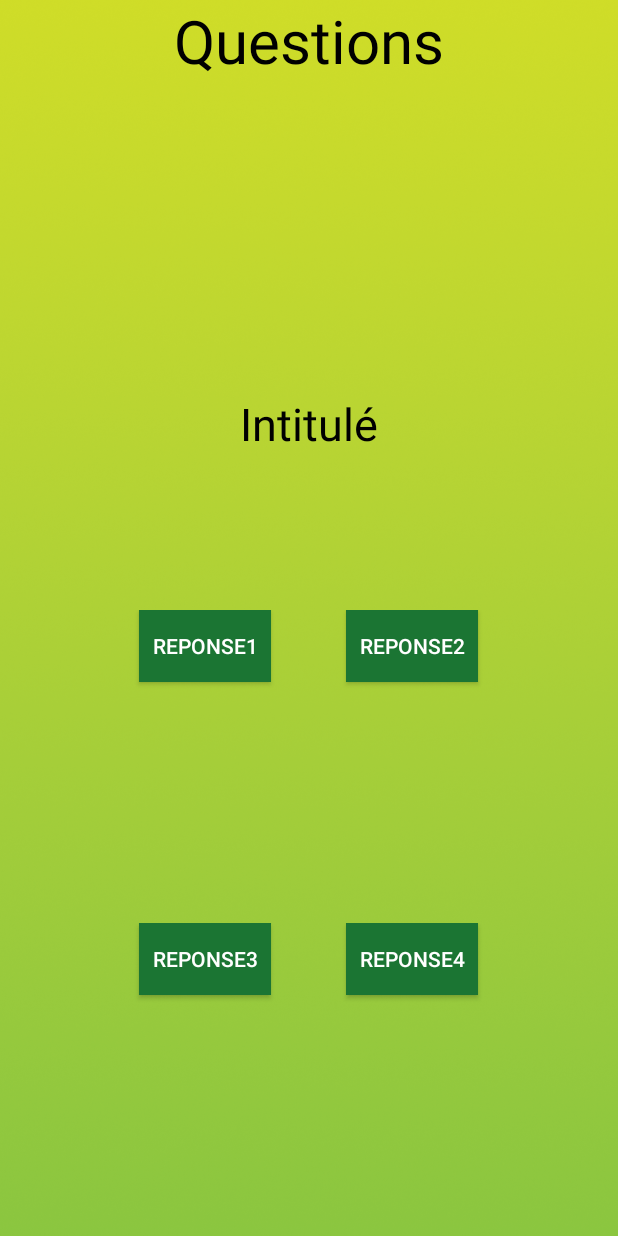
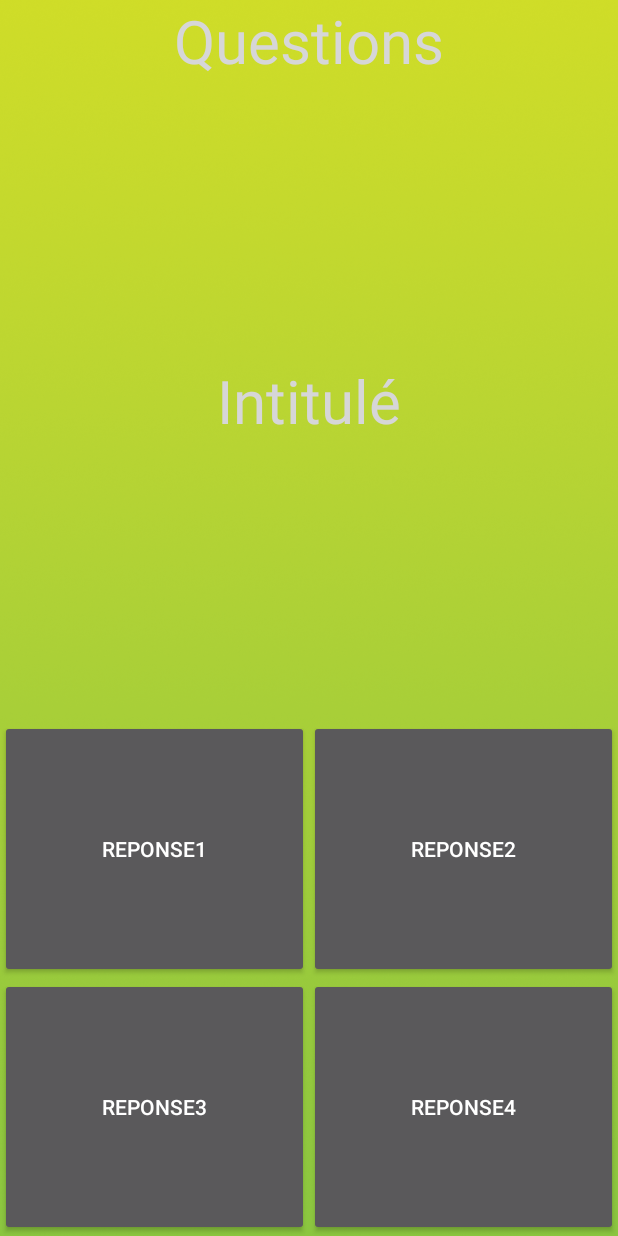
Before and after one commit to FlorianPgn/AltarConquest, an Android app: the EcranQuestions screen opened directly, with no data from a screen before it, on a phone screen of 412 x 824 dp. Run offline under Robolectric (Android 15) with nearby library versions, the phone set to English and light mode, and no system bars.

Commit message:
Ecran Questions

```diff
--- a/app/src/main/java/com/example/florian/altarconquest/View/EcranQuestions.java
+++ b/app/src/main/java/com/example/florian/altarconquest/View/EcranQuestions.java
@@ -27,18 +27,16 @@ public class EcranQuestions extends AppCompatActivity {
         super.onCreate(savedInstanceState);
         setContentView(R.layout.activity_ecran_questions);
 
-        intitule = (TextView) findViewById(R.id.intituleQuestion);
+        intitule = (TextView) findViewById(R.id.tv_question);
 
-        reponse1 = (Button) findViewById(R.id.reponseA);
-        reponse2 = (Button) findViewById(R.id.reponseB);
-        reponse3 = (Button) findViewById(R.id.reponseC);
-        reponse4 = (Button) findViewById(R.id.reponseD);
+        reponse1 = (Button) findViewById(R.id.boutonA);
+        reponse2 = (Button) findViewById(R.id.boutonB);
+        reponse3 = (Button) findViewById(R.id.boutonC);
+        reponse4 = (Button) findViewById(R.id.boutonD);
 
         Intent intent = getIntent();
         idQuestion = intent.getIntExtra("Questions", 0);
         nbReponses = intent.getIntExtra("NbReponses", 0);
-        Log.i("zr", "onCreate: " + nbReponses);
-        Log.i("zr", "onCreate: " + idQuestion);
 
         question = new Question(idQuestion);
 
--- a/app/src/main/res/layout/activity_ecran_questions.xml
+++ b/app/src/main/res/layout/activity_ecran_questions.xml
@@ -6,114 +6,92 @@
     android:layout_height="match_parent"
     android:background="@drawable/fond"
     android:orientation="vertical"
-    tools:context="com.example.florian.altarconquest.View.EcranQuestions">
-
-    <RelativeLayout
-        android:layout_width="match_parent"
-        android:layout_height="wrap_content"
-        android:layout_weight="20"
-        android:orientation="horizontal">
+    tools:context="com.example.florian.altarconquest.View.EcranQuestions"
+    android:weightSum="1">
 
 
     <TextView
-            android:layout_width="wrap_content"
+        android:text="Questions"
+        android:layout_width="match_parent"
         android:layout_height="wrap_content"
-            android:layout_centerHorizontal="true"
-            android:text="Questions"
-            android:textColor="#000000"
-            android:textSize="40dp" />
-    </RelativeLayout>
+        android:id="@+id/tv_titre"
+        android:textColor="@color/cast_expanded_controller_background_color"
+        android:textSize="40sp"
+        android:textAlignment="center" />
 
+    <LinearLayout
+        android:orientation="horizontal"
+        android:layout_width="match_parent"
+        android:layout_height="wrap_content"
+        android:layout_weight="0.3">
+    </LinearLayout>
 
     <TextView
-        android:id="@+id/intituleQuestion"
-        android:layout_width="wrap_content"
+        android:text="question"
+        android:layout_width="match_parent"
         android:layout_height="wrap_content"
-        android:layout_gravity="center"
-        android:gravity="center"
-        android:text="Intitulé de la question"
-        android:textColor="#000000"
-        android:textSize="30dp" />
-
-    <TextView
-        android:layout_width="wrap_content"
-        android:layout_height="0dp"
-        android:layout_weight="10" />
+        android:id="@+id/tv_question"
+        android:textColor="@color/cast_expanded_controller_background_color"
+        android:textSize="40sp"
+        android:textAlignment="center" />
 
     <LinearLayout
+        android:orientation="horizontal"
         android:layout_width="match_parent"
-        android:layout_height="0dp"
-        android:layout_weight="20"
-        android:orientation="horizontal">
-
-        <TextView
-            android:layout_width="wrap_content"
-            android:layout_height="0dp"
-            android:layout_weight="60" />
-
-        <Button
-            android:id="@+id/reponseA"
-            android:layout_width="wrap_content"
         android:layout_height="wrap_content"
-            android:gravity="center"
-            android:background="#1B7533"
-            android:textColor="#FFFFFF" />
-
-        <Button
-
-            android:id="@+id/reponseB"
-            android:layout_width="wrap_content"
-            android:layout_height="wrap_content"
-            android:layout_marginLeft="50dp"
-            android:gravity="center"
-            android:background="#1B7533"
-            android:textColor="#FFFFFF" />
-
-        <TextView
-            android:layout_width="wrap_content"
-            android:layout_height="0dp"
-            android:layout_weight="60" />
-
-
+        android:layout_weight="0.3">
     </LinearLayout>
 
     <LinearLayout
+        android:orientation="vertical"
         android:layout_width="match_parent"
-        android:layout_height="0dp"
-        android:layout_gravity="bottom"
-        android:layout_weight="20"
-        android:orientation="horizontal">
+        android:layout_height="wrap_content"
+        android:id="@+id/quatre_boutons"
+        android:layout_weight="0.4">
 
-        <TextView
-            android:layout_width="wrap_content"
-            android:layout_height="0dp"
-            android:layout_weight="60" />
+        <LinearLayout
+            android:orientation="horizontal"
+            android:layout_width="match_parent"
+            android:layout_height="wrap_content"
+            android:layout_weight="0.2"
+            android:id="@+id/boutons_haut">
 
             <Button
-
-            android:id="@+id/reponseC"
+                android:text="Button"
                 android:layout_width="wrap_content"
-            android:layout_height="wrap_content"
-            android:gravity="center"
-            android:background="#1B7533"
-            android:textColor="#FFFFFF" />
+                android:layout_height="match_parent"
+                android:id="@+id/boutonA"
+                android:layout_weight="0.20" />
 
             <Button
+                android:text="Button"
+                android:layout_width="wrap_content"
+                android:layout_height="match_parent"
+                android:id="@+id/boutonB"
+                android:layout_weight="0.20" />
+        </LinearLayout>
 
-            android:id="@+id/reponseD"
+        <LinearLayout
+            android:orientation="horizontal"
+            android:layout_width="match_parent"
+            android:layout_height="wrap_content"
+            android:layout_weight="0.2"
+            android:id="@+id/boutons_bas">
+
+            <Button
+                android:text="Button"
                 android:layout_width="wrap_content"
-            android:layout_height="wrap_content"
-            android:layout_marginLeft="50dp"
-            android:gravity="center"
-            android:background="#1B7533"
-            android:textColor="#FFFFFF" />
+                android:layout_height="match_parent"
+                android:id="@+id/boutonC"
+                android:layout_weight="0.1" />
 
-        <TextView
+            <Button
+                android:text="Button"
                 android:layout_width="wrap_content"
-            android:layout_height="0dp"
-            android:layout_weight="60" />
+                android:layout_height="match_parent"
+                android:id="@+id/boutonD"
+                android:layout_weight="0.1" />
+        </LinearLayout>
+    </LinearLayout>
 
 </LinearLayout>
-
-
-</LinearLayout>
```
Lines whose indentation alone changed are shown as unchanged.
